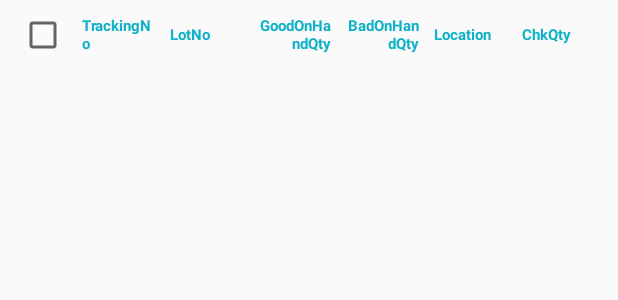
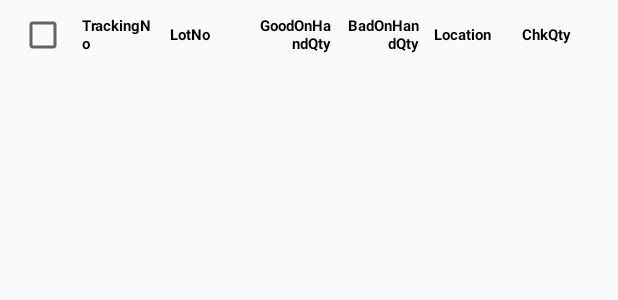
Before and after one commit to sadk195/EM-PDA, an Android app: the layout list_view_i35_dtl.xml on its own in the app's theme, with its tools: preview values and no code run, on a phone screen of 412 x 824 dp. Shown: the top 300 px of the screen. Run offline under Robolectric (Android 15) with nearby library versions, the phone set to English and light mode, and no system bars.

Commit message:
em 생산출고 멀티오더 개발완료

```diff
--- a/app/src/main/res/layout/list_view_i35_dtl.xml
+++ b/app/src/main/res/layout/list_view_i35_dtl.xml
@@ -21,7 +21,7 @@
             android:checkMark="?android:attr/listChoiceIndicatorMultiple"
             android:gravity="center|left"
             android:layout_weight="1"
-            android:textColor="@color/colorHeadTitle"
+            android:textColor="@color/colorBlack"
             android:textSize="10dp"
             android:textStyle="bold" />
 
@@ -34,7 +34,7 @@
             android:layout_weight="2"
             android:paddingLeft="10dp"
             android:text="TrackingNo"
-            android:textColor="@color/colorHeadTitle"
+            android:textColor="@color/colorBlack"
             android:textSize="10dp"
             android:textStyle="bold" />
 
@@ -47,7 +47,7 @@
             android:layout_weight="2"
             android:paddingLeft="10dp"
             android:text="LotNo"
-            android:textColor="@color/colorHeadTitle"
+            android:textColor="@color/colorBlack"
             android:textSize="10dp"
             android:textStyle="bold" />
 
@@ -60,7 +60,7 @@
             android:gravity="center|right"
             android:paddingLeft="10dp"
             android:text="GoodOnHandQty"
-            android:textColor="@color/colorHeadTitle"
+            android:textColor="@color/colorBlack"
             android:textSize="10dp"
             android:textStyle="bold" />
 
@@ -73,7 +73,7 @@
             android:gravity="center|right"
             android:paddingLeft="10dp"
             android:text="BadOnHandQty"
-            android:textColor="@color/colorHeadTitle"
+            android:textColor="@color/colorBlack"
             android:textSize="10dp"
             android:textStyle="bold" />
 
@@ -86,7 +86,7 @@
             android:layout_weight="2"
             android:paddingLeft="10dp"
             android:text="Location"
-            android:textColor="@color/colorHeadTitle"
+            android:textColor="@color/colorBlack"
             android:textSize="10dp"
             android:textStyle="bold" />
 
@@ -99,7 +99,7 @@
             android:layout_weight="2"
             android:paddingLeft="10dp"
             android:text="ChkQty"
-            android:textColor="@color/colorHeadTitle"
+            android:textColor="@color/colorBlack"
             android:textSize="10dp"
             android:textStyle="bold" />
 
@@ -118,7 +118,7 @@
             android:layout_weight="1"
             android:gravity="center|left"
             android:text="SlCd"
-            android:textColor="@color/colorHeadTitle"
+            android:textColor="@color/colorBlack"
             android:textSize="10dp"
             android:textStyle="bold" />
 
@@ -131,7 +131,7 @@
             android:gravity="center"
             android:paddingLeft="10dp"
             android:text="ItemCd"
-            android:textColor="@color/colorHeadTitle"
+            android:textColor="@color/colorBlack"
             android:textSize="10dp"
             android:textStyle="bold" />
 
@@ -144,7 +144,7 @@
             android:gravity="center"
             android:paddingLeft="10dp"
             android:text="LotSubNo"
-            android:textColor="@color/colorHeadTitle"
+            android:textColor="@color/colorBlack"
             android:textSize="10dp"
             android:textStyle="bold" />
 
@@ -157,7 +157,7 @@
             android:gravity="center"
             android:paddingLeft="10dp"
             android:text="BasicUnit"
-            android:textColor="@color/colorHeadTitle"
+            android:textColor="@color/colorBlack"
             android:textSize="10dp"
             android:textStyle="bold" />
 
@@ -169,7 +169,7 @@
             android:gravity="center"
             android:paddingLeft="10dp"
             android:text=""
-            android:textColor="@color/colorHeadTitle"
+            android:textColor="@color/colorBlack"
             android:textSize="10dp"
             android:textStyle="bold" />
 
@@ -189,7 +189,7 @@
             android:gravity="center|left"
             android:paddingLeft="10dp"
             android:text="Location2"
-            android:textColor="@color/colorHeadTitle"
+            android:textColor="@color/colorBlack"
             android:textSize="10dp"
             android:textStyle="bold" />
 
@@ -201,7 +201,7 @@
             android:gravity="center"
             android:paddingLeft="10dp"
             android:text=""
-            android:textColor="@color/colorHeadTitle"
+            android:textColor="@color/colorBlack"
             android:textSize="10dp"
             android:textStyle="bold" />
 
@@ -213,7 +213,7 @@
             android:gravity="center"
             android:paddingLeft="10dp"
             android:text=""
-            android:textColor="@color/colorHeadTitle"
+            android:textColor="@color/colorBlack"
             android:textSize="10dp"
             android:textStyle="bold" />
 
@@ -225,7 +225,7 @@
             android:gravity="center"
             android:paddingLeft="10dp"
             android:text=""
-            android:textColor="@color/colorHeadTitle"
+            android:textColor="@color/colorBlack"
             android:textSize="10dp"
             android:textStyle="bold" />
 
@@ -237,7 +237,7 @@
             android:gravity="center"
             android:paddingLeft="10dp"
             android:text=""
-            android:textColor="@color/colorHeadTitle"
+            android:textColor="@color/colorBlack"
             android:textSize="10dp"
             android:textStyle="bold" />
 
```
Also changed, not shown: app/src/main/java/com/example/EM_KOREA/myapplication/I30/I35_DTL_Activity.java (+50 -10 lines), app/src/main/java/com/example/EM_KOREA/myapplication/I30/I35_HDR.java (+9 -0 lines), app/src/main/java/com/example/EM_KOREA/myapplication/I30/I35_HDR_Activity.java (+10 -2 lines), app/src/main/java/com/example/EM_KOREA/myapplication/I30/I35_HDR_ListViewAdapter.java (+8 -0 lines), app/src/main/res/layout/activity_i35_dtl.xml (+42 -15 lines), app/src/main/res/layout/list_view_i35_hdr.xml (+10 -10 lines).
